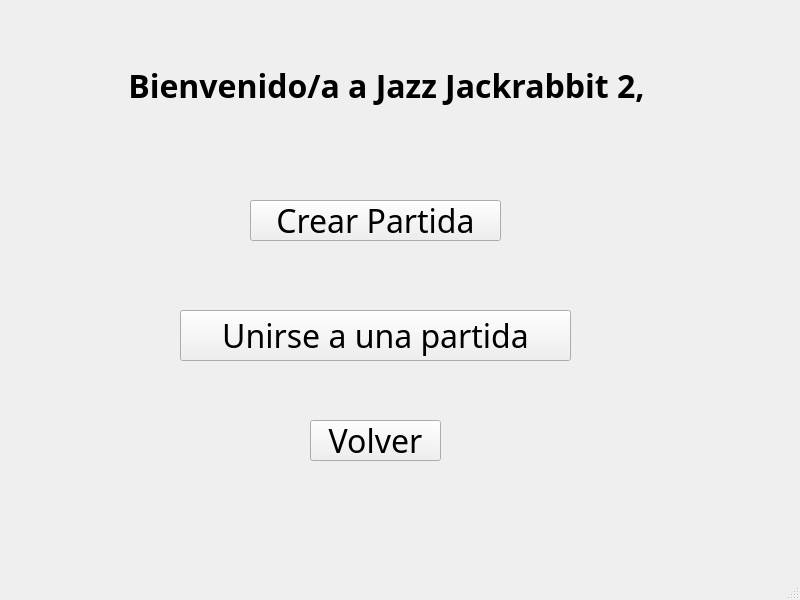
Old version of the form src/Client/Lobby/lobby.ui in the repository franciscoduc4/TP_Jazz_Jackrabbit_2.
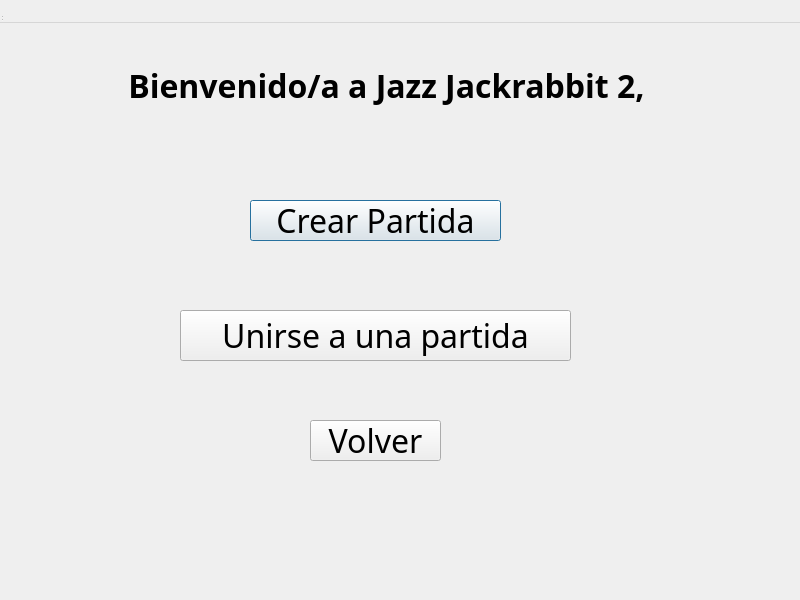
New version of the form.

Commit message: MainWindows are now Dialogs except for the first one

```diff
--- a/src/Client/Lobby/lobby.ui
+++ b/src/Client/Lobby/lobby.ui
@@ -1,7 +1,7 @@
 <?xml version="1.0" encoding="UTF-8"?>
 <ui version="4.0">
  <class>Lobby</class>
- <widget class="QMainWindow" name="Lobby">
+ <widget class="QDialog" name="Lobby">
   <property name="geometry">
    <rect>
     <x>0</x>
```
Left out of the diff: 2 changed lines with no effect on the pictures. The commit also changes 18 other files.
